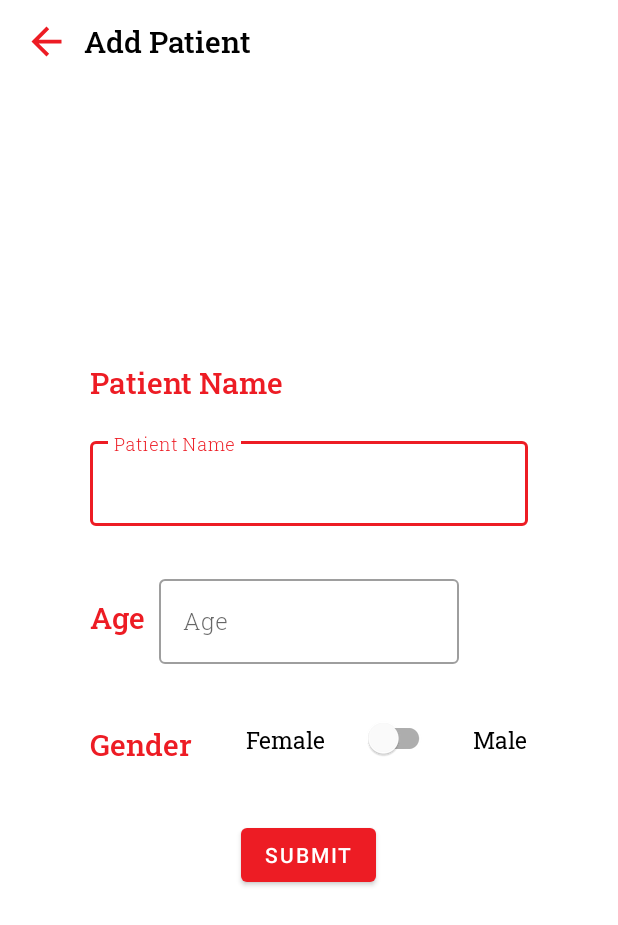
After one commit to suyogyadav/FirstMed, an Android app: the AddPatient screen opened directly, with no data from a screen before it, on a phone screen of 412 x 824 dp. The commit adds this screen. Shown: the top 925 px of the screen. Run offline under Robolectric (Android 15) with nearby library versions, the phone set to English and light mode, and no system bars.

Commit message:
Add Patient,Search Patient Activity Added

```diff
--- /dev/null
+++ b/app/src/main/java/com/kernel/firstmed/AddPatient.java
@@ -0,0 +1,22 @@
+package com.kernel.firstmed;
+
+import androidx.appcompat.app.AppCompatActivity;
+
+import android.os.Bundle;
+import android.view.View;
+
+public class AddPatient extends AppCompatActivity {
+
+    @Override
+    protected void onCreate(Bundle savedInstanceState) {
+        super.onCreate(savedInstanceState);
+        setContentView(R.layout.activity_add_patient);
+    }
+
+    public void close(View view) {
+        finish();
+    }
+
+    public void submitBtn(View view) {
+    }
+}
--- /dev/null
+++ b/app/src/main/res/drawable/back_icon.xml
@@ -0,0 +1,5 @@
+<vector android:height="30dp" android:tint="#ED1C24"
+    android:viewportHeight="24" android:viewportWidth="24"
+    android:width="30dp" xmlns:android="http://schemas.android.com/apk/res/android">
+    <path android:fillColor="@android:color/white" android:pathData="M20,11H7.83l5.59,-5.59L12,4l-8,8 8,8 1.41,-1.41L7.83,13H20v-2z"/>
+</vector>
--- /dev/null
+++ b/app/src/main/res/layout/activity_add_patient.xml
@@ -0,0 +1,161 @@
+<?xml version="1.0" encoding="utf-8"?>
+<RelativeLayout xmlns:android="http://schemas.android.com/apk/res/android"
+    xmlns:app="http://schemas.android.com/apk/res-auto"
+    xmlns:tools="http://schemas.android.com/tools"
+    android:layout_width="match_parent"
+    android:layout_height="match_parent"
+    tools:context=".AddPatient">
+    <com.google.android.material.appbar.MaterialToolbar
+        android:id="@+id/addpatirntappbar"
+        android:layout_width="match_parent"
+        android:layout_height="55dp"
+        android:background="#ffffff">
+
+        <ImageView
+            android:layout_width="30dp"
+            android:layout_height="match_parent"
+            android:layout_marginEnd="10dp"
+            android:src="@drawable/back_icon"
+            android:onClick="close"/>
+
+        <com.google.android.material.textview.MaterialTextView
+            android:layout_width="wrap_content"
+            android:layout_height="wrap_content"
+            android:fontFamily="@font/medium"
+            android:text="Add Patient"
+            android:textColor="@color/colorBlack"
+            android:textSize="20sp" />
+
+    </com.google.android.material.appbar.MaterialToolbar>
+
+    <RelativeLayout
+        android:layout_marginVertical="100dp"
+        android:layout_marginHorizontal="50dp"
+        android:layout_width="match_parent"
+        android:layout_height="match_parent">
+
+
+        <com.google.android.material.textview.MaterialTextView
+            android:id="@+id/pnametxt"
+            android:layout_marginStart="10dp"
+            android:text="Patient Name"
+            android:textSize="20sp"
+            android:layout_above="@id/pname"
+            android:fontFamily="@font/medium"
+            android:textColor="@color/colorPrimary"
+            android:layout_width="wrap_content"
+            android:layout_height="wrap_content"/>
+
+        <com.google.android.material.textfield.TextInputLayout
+            android:id="@+id/pname"
+            android:layout_marginVertical="20dp"
+            android:layout_marginHorizontal="10dp"
+            android:layout_above="@id/age"
+            android:layout_centerHorizontal="true"
+            android:layout_width="match_parent"
+            android:layout_height="wrap_content"
+            style="@style/Widget.MaterialComponents.TextInputLayout.OutlinedBox">
+
+            <com.google.android.material.textfield.TextInputEditText
+                android:id="@+id/pnameedttxt"
+                android:layout_width="match_parent"
+                android:layout_height="wrap_content"
+                android:inputType="textPersonName"
+                android:hint="Patient Name"
+                android:fontFamily="@font/light"
+                />
+
+        </com.google.android.material.textfield.TextInputLayout>
+
+
+        <com.google.android.material.textview.MaterialTextView
+            android:id="@+id/agetxt"
+            android:layout_marginStart="10dp"
+            android:layout_centerVertical="true"
+            android:text="Age"
+            android:textColor="@color/colorPrimary"
+            android:textSize="20sp"
+            android:fontFamily="@font/medium"
+            android:layout_width="wrap_content"
+            android:layout_height="wrap_content"/>
+
+        <com.google.android.material.textfield.TextInputLayout
+            android:id="@+id/age"
+            android:layout_margin="10dp"
+            android:layout_centerInParent="true"
+            android:layout_width="200dp"
+            android:layout_height="wrap_content"
+            style="@style/Widget.MaterialComponents.TextInputLayout.OutlinedBox">
+
+            <com.google.android.material.textfield.TextInputEditText
+                android:id="@+id/ageedttxt"
+                android:layout_width="match_parent"
+                android:layout_height="wrap_content"
+                android:inputType="number"
+                android:hint="Age"
+                android:fontFamily="@font/light"
+                />
+
+        </com.google.android.material.textfield.TextInputLayout>
+
+        <com.google.android.material.textview.MaterialTextView
+            android:id="@+id/gendertxt"
+            android:layout_marginTop="30dp"
+            android:layout_marginHorizontal="10dp"
+            android:text="Gender"
+            android:textColor="@color/colorPrimary"
+            android:layout_below="@id/age"
+            android:textSize="20sp"
+            android:fontFamily="@font/medium"
+            android:layout_width="wrap_content"
+            android:layout_height="wrap_content"/>
+
+        <com.google.android.material.textview.MaterialTextView
+            android:id="@+id/femaletxt"
+            android:layout_marginStart="25dp"
+            android:layout_marginTop="30dp"
+            android:text="Female"
+            android:layout_toEndOf="@id/gendertxt"
+            android:textColor="@color/colorBlack"
+            android:layout_below="@id/age"
+            android:textSize="15sp"
+            android:fontFamily="@font/regular"
+            android:layout_width="wrap_content"
+            android:layout_height="wrap_content"/>
+
+        <com.google.android.material.switchmaterial.SwitchMaterial
+            android:id="@+id/genderswitch"
+            android:layout_marginTop="15dp"
+            android:layout_marginStart="25dp"
+            android:layout_below="@id/age"
+            android:layout_toEndOf="@id/femaletxt"
+            android:layout_width="wrap_content"
+            android:layout_height="wrap_content"/>
+
+
+        <com.google.android.material.textview.MaterialTextView
+            android:id="@+id/maletxt"
+            android:layout_marginStart="25dp"
+            android:layout_marginTop="30dp"
+            android:text="Male"
+            android:layout_toEndOf="@id/genderswitch"
+            android:textColor="@color/colorBlack"
+            android:layout_below="@id/age"
+            android:textSize="15sp"
+            android:fontFamily="@font/regular"
+            android:layout_width="wrap_content"
+            android:layout_height="wrap_content"/>
+
+
+        <com.google.android.material.button.MaterialButton
+            android:text="submit"
+            android:onClick="submitBtn"
+            android:layout_marginTop="30dp"
+            android:layout_centerHorizontal="true"
+            android:layout_below="@id/genderswitch"
+            android:layout_width="wrap_content"
+            android:layout_height="wrap_content"/>
+
+    </RelativeLayout>
+
+</RelativeLayout>
```
Also changed, not shown: app/src/main/AndroidManifest.xml (+7 -3 lines), app/src/main/java/com/kernel/firstmed/MainActivity.java (+6 -7 lines), app/src/main/java/com/kernel/firstmed/SearchPatient.java (added, +22 -0 lines), app/src/main/res/layout/activity_main.xml (+9 -2 lines), app/src/main/res/layout/activity_search_patient.xml (added, +81 -0 lines).
